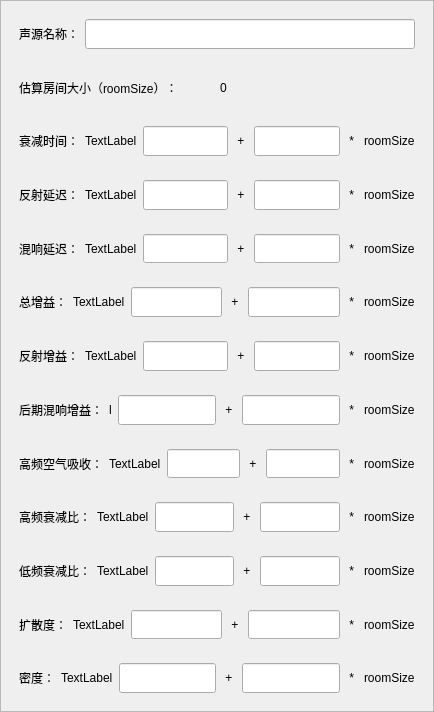
Old version of the form form/sourceparameterwidget.ui in the repository Achestnuts/3D_audio.
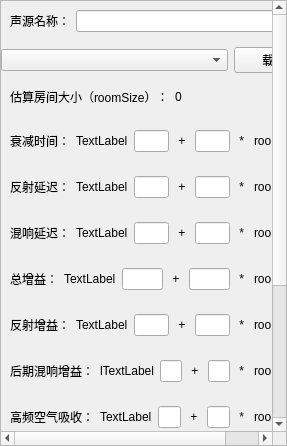
New version of the form.

```diff
--- a/form/sourceparameterwidget.ui
+++ b/form/sourceparameterwidget.ui
@@ -6,8 +6,8 @@
    <rect>
     <x>0</x>
     <y>0</y>
-    <width>434</width>
-    <height>712</height>
+    <width>287</width>
+    <height>446</height>
    </rect>
   </property>
   <property name="windowTitle">
@@ -38,17 +38,49 @@
       <property name="geometry">
        <rect>
         <x>0</x>
-        <y>-18</y>
-        <width>465</width>
-        <height>711</height>
+        <y>-159</y>
+        <width>461</width>
+        <height>760</height>
        </rect>
       </property>
-      <layout class="QVBoxLayout" name="verticalLayout">
-       <item>
-        <widget class="QWidget" name="nameWidget" native="true">
-         <layout class="QGridLayout" name="gridLayout_4">
-          <item row="1" column="1">
-           <widget class="QLineEdit" name="nameEdit">
+      <layout class="QGridLayout" name="gridLayout">
+       <property name="leftMargin">
+        <number>0</number>
+       </property>
+       <property name="topMargin">
+        <number>0</number>
+       </property>
+       <property name="rightMargin">
+        <number>0</number>
+       </property>
+       <property name="bottomMargin">
+        <number>0</number>
+       </property>
+       <item row="2" column="2">
+        <spacer name="horizontalSpacer_2">
+         <property name="orientation">
+          <enum>Qt::Orientation::Horizontal</enum>
+         </property>
+         <property name="sizeHint" stdset="0">
+          <size>
+           <width>40</width>
+           <height>20</height>
+          </size>
+         </property>
+        </spacer>
+       </item>
+       <item row="7" column="1">
+        <widget class="QWidget" name="gainWidget" native="true">
+         <layout class="QGridLayout" name="gainWidgetLayout">
+          <item row="1" column="4">
+           <widget class="QLabel" name="gainPlus">
+            <property name="text">
+             <string> + </string>
+            </property>
+           </widget>
+          </item>
+          <item row="1" column="2">
+           <widget class="QLineEdit" name="gainIntercept">
             <property name="sizePolicy">
              <sizepolicy hsizetype="Expanding" vsizetype="Preferred">
               <horstretch>0</horstretch>
@@ -57,37 +89,48 @@
             </property>
            </widget>
           </item>
-          <item row="1" column="0">
-           <widget class="QLabel" name="nameLabel">
+          <item row="1" column="6">
+           <widget class="QLabel" name="gainMultiplacation">
             <property name="text">
-             <string>声源名称：</string>
+             <string> * </string>
             </property>
            </widget>
           </item>
-         </layout>
-        </widget>
-       </item>
-       <item>
-        <widget class="QWidget" name="roomSizeWidget" native="true">
-         <layout class="QGridLayout" name="gridLayout_3">
+          <item row="1" column="5">
+           <widget class="QLineEdit" name="gainFactor">
+            <property name="sizePolicy">
+             <sizepolicy hsizetype="Expanding" vsizetype="Preferred">
+              <horstretch>0</horstretch>
+              <verstretch>0</verstretch>
+             </sizepolicy>
+            </property>
+           </widget>
+          </item>
           <item row="1" column="0">
-           <widget class="QLabel" name="roomSizeLabel">
+           <widget class="QLabel" name="gainLabel">
             <property name="text">
-             <string>估算房间大小（roomSize）：</string>
+             <string>总增益：</string>
             </property>
            </widget>
           </item>
+          <item row="1" column="7">
+           <widget class="QLabel" name="gainRoomSize">
+            <property name="text">
+             <string>roomSize</string>
+            </property>
+           </widget>
+          </item>
           <item row="1" column="1">
-           <widget class="QLabel" name="roomSizeValue">
+           <widget class="QLabel" name="gainValue">
             <property name="text">
-             <string>0</string>
+             <string>TextLabel</string>
             </property>
            </widget>
           </item>
          </layout>
         </widget>
        </item>
-       <item>
+       <item row="4" column="1">
         <widget class="QWidget" name="decayTimeWidget" native="true">
          <layout class="QGridLayout" name="decayTimeWidgetLayout">
           <item row="1" column="6">
@@ -148,7 +191,7 @@
          </layout>
         </widget>
        </item>
-       <item>
+       <item row="5" column="1">
         <widget class="QWidget" name="reflectionsDelayWidget" native="true">
          <layout class="QGridLayout" name="reflectionDelayWidgetLayout">
           <item row="1" column="5">
@@ -209,49 +252,38 @@
          </layout>
         </widget>
        </item>
-       <item>
-        <widget class="QWidget" name="lateReverbDelayWidget" native="true">
-         <layout class="QGridLayout" name="lateReverbDelayWidgetLayout">
-          <item row="1" column="7">
-           <widget class="QLabel" name="lateReverbDelayRoomSize">
-            <property name="text">
-             <string>roomSize</string>
-            </property>
-           </widget>
-          </item>
-          <item row="1" column="5">
-           <widget class="QLineEdit" name="lateReverbDelayFactor">
-            <property name="sizePolicy">
-             <sizepolicy hsizetype="Expanding" vsizetype="Preferred">
-              <horstretch>0</horstretch>
-              <verstretch>0</verstretch>
-             </sizepolicy>
-            </property>
-           </widget>
-          </item>
+       <item row="2" column="0">
+        <spacer name="horizontalSpacer">
+         <property name="orientation">
+          <enum>Qt::Orientation::Horizontal</enum>
+         </property>
+         <property name="sizeHint" stdset="0">
+          <size>
+           <width>40</width>
+           <height>20</height>
+          </size>
+         </property>
+        </spacer>
+       </item>
+       <item row="12" column="1">
+        <widget class="QWidget" name="decayLFRatioWidget" native="true">
+         <layout class="QGridLayout" name="decayLFRatioLayout">
           <item row="1" column="6">
-           <widget class="QLabel" name="lateReverbDelayMultiplacation">
+           <widget class="QLabel" name="decayLFRatioMultiplacation">
             <property name="text">
              <string> * </string>
             </property>
            </widget>
           </item>
           <item row="1" column="0">
-           <widget class="QLabel" name="lateReverbDelayLabel">
+           <widget class="QLabel" name="decayLFRatioLabel">
             <property name="text">
-             <string>混响延迟：</string>
+             <string>低频衰减比：</string>
             </property>
            </widget>
           </item>
-          <item row="1" column="4">
-           <widget class="QLabel" name="lateReverbDelayPlus">
-            <property name="text">
-             <string> + </string>
-            </property>
-           </widget>
-          </item>
-          <item row="1" column="2">
-           <widget class="QLineEdit" name="lateReverbDelayIntercept">
+          <item row="1" column="5">
+           <widget class="QLineEdit" name="decayLFRatioFactor">
             <property name="sizePolicy">
              <sizepolicy hsizetype="Expanding" vsizetype="Preferred">
               <horstretch>0</horstretch>
@@ -260,28 +292,15 @@
             </property>
            </widget>
           </item>
-          <item row="1" column="1">
-           <widget class="QLabel" name="lateReverbDelayValue">
+          <item row="1" column="7">
+           <widget class="QLabel" name="decayLFRatioRoomSize">
             <property name="text">
-             <string>TextLabel</string>
+             <string>roomSize</string>
             </property>
            </widget>
           </item>
-         </layout>
-        </widget>
-       </item>
-       <item>
-        <widget class="QWidget" name="gainWidget" native="true">
-         <layout class="QGridLayout" name="gainWidgetLayout">
-          <item row="1" column="4">
-           <widget class="QLabel" name="gainPlus">
-            <property name="text">
-             <string> + </string>
-            </property>
-           </widget>
-          </item>
           <item row="1" column="2">
-           <widget class="QLineEdit" name="gainIntercept">
+           <widget class="QLineEdit" name="decayLFRatioIntercept">
             <property name="sizePolicy">
              <sizepolicy hsizetype="Expanding" vsizetype="Preferred">
               <horstretch>0</horstretch>
@@ -290,39 +309,15 @@
             </property>
            </widget>
           </item>
-          <item row="1" column="6">
-           <widget class="QLabel" name="gainMultiplacation">
+          <item row="1" column="4">
+           <widget class="QLabel" name="decayLFRatioPlus">
             <property name="text">
-             <string> * </string>
+             <string> + </string>
             </property>
            </widget>
           </item>
-          <item row="1" column="5">
-           <widget class="QLineEdit" name="gainFactor">
-            <property name="sizePolicy">
-             <sizepolicy hsizetype="Expanding" vsizetype="Preferred">
-              <horstretch>0</horstretch>
-              <verstretch>0</verstretch>
-             </sizepolicy>
-            </property>
-           </widget>
-          </item>
-          <item row="1" column="0">
-           <widget class="QLabel" name="gainLabel">
-            <property name="text">
-             <string>总增益：</string>
-            </property>
-           </widget>
-          </item>
-          <item row="1" column="7">
-           <widget class="QLabel" name="gainRoomSize">
-            <property name="text">
-             <string>roomSize</string>
-            </property>
-           </widget>
-          </item>
           <item row="1" column="1">
-           <widget class="QLabel" name="gainValue">
+           <widget class="QLabel" name="decayLFRatioValue">
             <property name="text">
              <string>TextLabel</string>
             </property>
@@ -331,7 +326,7 @@
          </layout>
         </widget>
        </item>
-       <item>
+       <item row="8" column="1">
         <widget class="QWidget" name="reflectionsGainWidget" native="true">
          <layout class="QGridLayout" name="reflectionsGainWidgetLayout">
           <item row="1" column="5">
@@ -392,28 +387,31 @@
          </layout>
         </widget>
        </item>
-       <item>
-        <widget class="QWidget" name="lateReverbGainWidget" native="true">
-         <layout class="QGridLayout" name="lateReverbGainLayout">
-          <item row="1" column="2">
-           <widget class="QLineEdit" name="lateReverbGainIntercept">
-            <property name="sizePolicy">
-             <sizepolicy hsizetype="Expanding" vsizetype="Preferred">
-              <horstretch>0</horstretch>
-              <verstretch>0</verstretch>
-             </sizepolicy>
+       <item row="3" column="1">
+        <widget class="QWidget" name="roomSizeWidget" native="true">
+         <layout class="QGridLayout" name="gridLayout_3">
+          <item row="1" column="0">
+           <widget class="QLabel" name="roomSizeLabel">
+            <property name="text">
+             <string>估算房间大小（roomSize）：</string>
             </property>
            </widget>
           </item>
-          <item row="1" column="0">
-           <widget class="QLabel" name="lateReverbGainLabel">
+          <item row="1" column="1">
+           <widget class="QLabel" name="roomSizeValue">
             <property name="text">
-             <string>后期混响增益：</string>
+             <string>0</string>
             </property>
            </widget>
           </item>
-          <item row="1" column="5">
-           <widget class="QLineEdit" name="lateReverbGainFactor">
+         </layout>
+        </widget>
+       </item>
+       <item row="1" column="1">
+        <widget class="QWidget" name="nameWidget" native="true">
+         <layout class="QGridLayout" name="gridLayout_4">
+          <item row="1" column="1">
+           <widget class="QLineEdit" name="nameEdit">
             <property name="sizePolicy">
              <sizepolicy hsizetype="Expanding" vsizetype="Preferred">
               <horstretch>0</horstretch>
@@ -422,38 +420,78 @@
             </property>
            </widget>
           </item>
+          <item row="1" column="0">
+           <widget class="QLabel" name="nameLabel">
+            <property name="text">
+             <string>声源名称：</string>
+            </property>
+           </widget>
+          </item>
+         </layout>
+        </widget>
+       </item>
+       <item row="6" column="1">
+        <widget class="QWidget" name="lateReverbDelayWidget" native="true">
+         <layout class="QGridLayout" name="lateReverbDelayWidgetLayout">
           <item row="1" column="7">
-           <widget class="QLabel" name="lateReverbGainRoomSize">
+           <widget class="QLabel" name="lateReverbDelayRoomSize">
             <property name="text">
              <string>roomSize</string>
             </property>
            </widget>
           </item>
+          <item row="1" column="5">
+           <widget class="QLineEdit" name="lateReverbDelayFactor">
+            <property name="sizePolicy">
+             <sizepolicy hsizetype="Expanding" vsizetype="Preferred">
+              <horstretch>0</horstretch>
+              <verstretch>0</verstretch>
+             </sizepolicy>
+            </property>
+           </widget>
+          </item>
           <item row="1" column="6">
-           <widget class="QLabel" name="lateReverbGainMultiplacation">
+           <widget class="QLabel" name="lateReverbDelayMultiplacation">
             <property name="text">
              <string> * </string>
             </property>
            </widget>
           </item>
+          <item row="1" column="0">
+           <widget class="QLabel" name="lateReverbDelayLabel">
+            <property name="text">
+             <string>混响延迟：</string>
+            </property>
+           </widget>
+          </item>
           <item row="1" column="4">
-           <widget class="QLabel" name="lateReverbGainPlus">
+           <widget class="QLabel" name="lateReverbDelayPlus">
             <property name="text">
              <string> + </string>
             </property>
            </widget>
           </item>
+          <item row="1" column="2">
+           <widget class="QLineEdit" name="lateReverbDelayIntercept">
+            <property name="sizePolicy">
+             <sizepolicy hsizetype="Expanding" vsizetype="Preferred">
+              <horstretch>0</horstretch>
+              <verstretch>0</verstretch>
+             </sizepolicy>
+            </property>
+           </widget>
+          </item>
           <item row="1" column="1">
-           <widget class="QLabel" name="lateReverbGainValue">
+           <widget class="QLabel" name="lateReverbDelayValue">
             <property name="text">
-             <string>l</string>
+             <string>TextLabel</string>
             </property>
            </widget>
           </item>
          </layout>
         </widget>
        </item>
-       <item>
+       <item row="10" column="1">
         <widget class="QWidget" name="airAbsorptionHFWidget" native="true">
          <layout class="QGridLayout" name="airAbsorptionHFLayout">
           <item row="1" column="2">
@@ -514,7 +552,175 @@
          </layout>
         </widget>
        </item>
-       <item>
+       <item row="14" column="1">
+        <widget class="QWidget" name="densityWidget" native="true">
+         <layout class="QGridLayout" name="densityLayout">
+          <item row="1" column="6">
+           <widget class="QLabel" name="densityMultiplacation">
+            <property name="text">
+             <string> * </string>
+            </property>
+           </widget>
+          </item>
+          <item row="1" column="4">
+           <widget class="QLabel" name="densityPlus">
+            <property name="text">
+             <string> + </string>
+            </property>
+           </widget>
+          </item>
+          <item row="1" column="7">
+           <widget class="QLabel" name="densityRoomSize">
+            <property name="text">
+             <string>roomSize</string>
+            </property>
+           </widget>
+          </item>
+          <item row="1" column="0">
+           <widget class="QLabel" name="densityLabel">
+            <property name="text">
+             <string>密度：</string>
+            </property>
+           </widget>
+          </item>
+          <item row="1" column="5">
+           <widget class="QLineEdit" name="densityFactor">
+            <property name="sizePolicy">
+             <sizepolicy hsizetype="Expanding" vsizetype="Preferred">
+              <horstretch>0</horstretch>
+              <verstretch>0</verstretch>
+             </sizepolicy>
+            </property>
+           </widget>
+          </item>
+          <item row="1" column="2">
+           <widget class="QLineEdit" name="densityIntercept">
+            <property name="sizePolicy">
+             <sizepolicy hsizetype="Expanding" vsizetype="Preferred">
+              <horstretch>0</horstretch>
+              <verstretch>0</verstretch>
+             </sizepolicy>
+            </property>
+           </widget>
+          </item>
+          <item row="1" column="1">
+           <widget class="QLabel" name="densityValue">
+            <property name="text">
+             <string>TextLabel</string>
+            </property>
+           </widget>
+          </item>
+         </layout>
+        </widget>
+       </item>
+       <item row="9" column="1">
+        <widget class="QWidget" name="lateReverbGainWidget" native="true">
+         <layout class="QGridLayout" name="lateReverbGainLayout">
+          <item row="1" column="2">
+           <widget class="QLineEdit" name="lateReverbGainIntercept">
+            <property name="sizePolicy">
+             <sizepolicy hsizetype="Expanding" vsizetype="Preferred">
+              <horstretch>0</horstretch>
+              <verstretch>0</verstretch>
+             </sizepolicy>
+            </property>
+           </widget>
+          </item>
+          <item row="1" column="0">
+           <widget class="QLabel" name="lateReverbGainLabel">
+            <property name="text">
+             <string>后期混响增益：</string>
+            </property>
+           </widget>
+          </item>
+          <item row="1" column="5">
+           <widget class="QLineEdit" name="lateReverbGainFactor">
+            <property name="sizePolicy">
+             <sizepolicy hsizetype="Expanding" vsizetype="Preferred">
+              <horstretch>0</horstretch>
+              <verstretch>0</verstretch>
+             </sizepolicy>
+            </property>
+           </widget>
+          </item>
+          <item row="1" column="7">
+           <widget class="QLabel" name="lateReverbGainRoomSize">
+            <property name="text">
+             <string>roomSize</string>
+            </property>
+           </widget>
+          </item>
+          <item row="1" column="6">
+           <widget class="QLabel" name="lateReverbGainMultiplacation">
+            <property name="text">
+             <string> * </string>
+            </property>
+           </widget>
+          </item>
+          <item row="1" column="4">
+           <widget class="QLabel" name="lateReverbGainPlus">
+            <property name="text">
+             <string> + </string>
+            </property>
+           </widget>
+          </item>
+          <item row="1" column="1">
+           <widget class="QLabel" name="lateReverbGainValue">
+            <property name="text">
+             <string>lTextLabel</string>
+            </property>
+           </widget>
+          </item>
+         </layout>
+        </widget>
+       </item>
+       <item row="0" column="1">
+        <spacer name="verticalSpacer">
+         <property name="orientation">
+          <enum>Qt::Orientation::Vertical</enum>
+         </property>
+         <property name="sizeHint" stdset="0">
+          <size>
+           <width>20</width>
+           <height>40</height>
+          </size>
+         </property>
+        </spacer>
+       </item>
+       <item row="2" column="1">
+        <layout class="QHBoxLayout" name="horizontalLayout">
+         <property name="leftMargin">
+          <number>0</number>
+         </property>
+         <property name="topMargin">
+          <number>0</number>
+         </property>
+         <item>
+          <widget class="QComboBox" name="templateComboBox">
+           <property name="sizePolicy">
+            <sizepolicy hsizetype="Preferred" vsizetype="Fixed">
+             <horstretch>3</horstretch>
+             <verstretch>0</verstretch>
+            </sizepolicy>
+           </property>
+          </widget>
+         </item>
+         <item>
+          <widget class="QPushButton" name="loadTemplateButton">
+           <property name="sizePolicy">
+            <sizepolicy hsizetype="Minimum" vsizetype="Fixed">
+             <horstretch>1</horstretch>
+             <verstretch>0</verstretch>
+            </sizepolicy>
+           </property>
+           <property name="text">
+            <string>载入</string>
+           </property>
+          </widget>
+         </item>
+        </layout>
+       </item>
+       <item row="11" column="1">
         <widget class="QWidget" name="decayHFRatioWidget" native="true">
          <layout class="QGridLayout" name="decayHFRatioWidgetLayout">
           <item row="1" column="0">
@@ -575,68 +781,7 @@
          </layout>
         </widget>
        </item>
-       <item>
-        <widget class="QWidget" name="decayLFRatioWidget" native="true">
-         <layout class="QGridLayout" name="decayLFRatioLayout">
-          <item row="1" column="6">
-           <widget class="QLabel" name="decayLFRatioMultiplacation">
-            <property name="text">
-             <string> * </string>
-            </property>
-           </widget>
-          </item>
-          <item row="1" column="0">
-           <widget class="QLabel" name="decayLFRatioLabel">
-            <property name="text">
-             <string>低频衰减比：</string>
-            </property>
-           </widget>
-          </item>
-          <item row="1" column="5">
-           <widget class="QLineEdit" name="decayLFRatioFactor">
-            <property name="sizePolicy">
-             <sizepolicy hsizetype="Expanding" vsizetype="Preferred">
-              <horstretch>0</horstretch>
-              <verstretch>0</verstretch>
-             </sizepolicy>
-            </property>
-           </widget>
-          </item>
-          <item row="1" column="7">
-           <widget class="QLabel" name="decayLFRatioRoomSize">
-            <property name="text">
-             <string>roomSize</string>
-            </property>
-           </widget>
-          </item>
-          <item row="1" column="2">
-           <widget class="QLineEdit" name="decayLFRatioIntercept">
-            <property name="sizePolicy">
-             <sizepolicy hsizetype="Expanding" vsizetype="Preferred">
-              <horstretch>0</horstretch>
-              <verstretch>0</verstretch>
-             </sizepolicy>
-            </property>
-           </widget>
-          </item>
-          <item row="1" column="4">
-           <widget class="QLabel" name="decayLFRatioPlus">
-            <property name="text">
-             <string> + </string>
-            </property>
-           </widget>
-          </item>
-          <item row="1" column="1">
-           <widget class="QLabel" name="decayLFRatioValue">
-            <property name="text">
-             <string>TextLabel</string>
-            </property>
-           </widget>
-          </item>
-         </layout>
-        </widget>
-       </item>
-       <item>
+       <item row="13" column="1">
         <widget class="QWidget" name="diffusionWidget" native="true">
          <layout class="QGridLayout" name="diffussionLayout">
           <item row="1" column="6">
@@ -697,66 +842,18 @@
          </layout>
         </widget>
        </item>
-       <item>
-        <widget class="QWidget" name="densityWidget" native="true">
-         <layout class="QGridLayout" name="densityLayout">
-          <item row="1" column="6">
-           <widget class="QLabel" name="densityMultiplacation">
-            <property name="text">
-             <string> * </string>
-            </property>
-           </widget>
-          </item>
-          <item row="1" column="4">
-           <widget class="QLabel" name="densityPlus">
-            <property name="text">
-             <string> + </string>
-            </property>
-           </widget>
-          </item>
-          <item row="1" column="7">
-           <widget class="QLabel" name="densityRoomSize">
-            <property name="text">
-             <string>roomSize</string>
-            </property>
-           </widget>
-          </item>
-          <item row="1" column="0">
-           <widget class="QLabel" name="densityLabel">
-            <property name="text">
-             <string>密度：</string>
-            </property>
-           </widget>
-          </item>
-          <item row="1" column="5">
-           <widget class="QLineEdit" name="densityFactor">
-            <property name="sizePolicy">
-             <sizepolicy hsizetype="Expanding" vsizetype="Preferred">
-              <horstretch>0</horstretch>
-              <verstretch>0</verstretch>
-             </sizepolicy>
-            </property>
-           </widget>
-          </item>
-          <item row="1" column="2">
-           <widget class="QLineEdit" name="densityIntercept">
-            <property name="sizePolicy">
-             <sizepolicy hsizetype="Expanding" vsizetype="Preferred">
-              <horstretch>0</horstretch>
-              <verstretch>0</verstretch>
-             </sizepolicy>
-            </property>
-           </widget>
-          </item>
-          <item row="1" column="1">
-           <widget class="QLabel" name="densityValue">
-            <property name="text">
-             <string>TextLabel</string>
-            </property>
-           </widget>
-          </item>
-         </layout>
-        </widget>
+       <item row="15" column="1">
+        <spacer name="horizontalSpacer_3">
+         <property name="orientation">
+          <enum>Qt::Orientation::Horizontal</enum>
+         </property>
+         <property name="sizeHint" stdset="0">
+          <size>
+           <width>40</width>
+           <height>20</height>
+          </size>
+         </property>
+        </spacer>
        </item>
       </layout>
      </widget>
```
Left out of the diff: 32 changed lines with no effect on the pictures.
